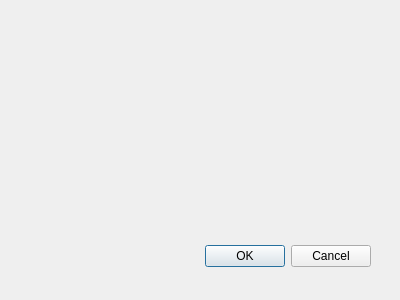
Qt form Server/Src/GUI/server.ui (pavelenodd/SKB_MO_Test) before a commit.
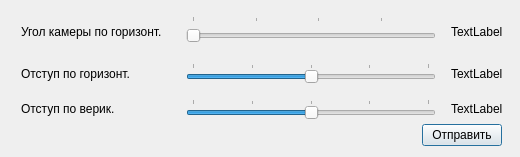
The same form after that commit.

Commit message: Сделал UI сервера (базовый)

What changed in the file:
```diff
--- a/Server/Src/GUI/server.ui
+++ b/Server/Src/GUI/server.ui
@@ -6,29 +6,312 @@
    <rect>
     <x>0</x>
     <y>0</y>
-    <width>400</width>
-    <height>300</height>
+    <width>520</width>
+    <height>157</height>
    </rect>
   </property>
+  <property name="sizePolicy">
+   <sizepolicy hsizetype="Fixed" vsizetype="Fixed">
+    <horstretch>0</horstretch>
+    <verstretch>0</verstretch>
+   </sizepolicy>
+  </property>
   <property name="windowTitle">
    <string>Dialog</string>
   </property>
-  <widget class="QDialogButtonBox" name="buttonBox">
-   <property name="geometry">
-    <rect>
-     <x>30</x>
-     <y>240</y>
-     <width>341</width>
-     <height>32</height>
-    </rect>
-   </property>
-   <property name="orientation">
-    <enum>Qt::Orientation::Horizontal</enum>
-   </property>
-   <property name="standardButtons">
-    <set>QDialogButtonBox::StandardButton::Cancel|QDialogButtonBox::StandardButton::Ok</set>
-   </property>
-  </widget>
+  <layout class="QFormLayout" name="formLayout_2">
+   <item row="0" column="0">
+    <layout class="QFormLayout" name="formLayout_3">
+     <property name="sizeConstraint">
+      <enum>QLayout::SizeConstraint::SetDefaultConstraint</enum>
+     </property>
+     <property name="horizontalSpacing">
+      <number>0</number>
+     </property>
+     <property name="verticalSpacing">
+      <number>0</number>
+     </property>
+     <property name="topMargin">
+      <number>0</number>
+     </property>
+     <item row="0" column="0">
+      <layout class="QHBoxLayout" name="AngleHBox">
+       <property name="spacing">
+        <number>15</number>
+       </property>
+       <property name="sizeConstraint">
+        <enum>QLayout::SizeConstraint::SetMaximumSize</enum>
+       </property>
+       <property name="leftMargin">
+        <number>10</number>
+       </property>
+       <property name="topMargin">
+        <number>5</number>
+       </property>
+       <property name="rightMargin">
+        <number>5</number>
+       </property>
+       <property name="bottomMargin">
+        <number>5</number>
+       </property>
+       <item>
+        <widget class="QLabel" name="AngleSliderLabel">
+         <property name="sizePolicy">
+          <sizepolicy hsizetype="Preferred" vsizetype="MinimumExpanding">
+           <horstretch>0</horstretch>
+           <verstretch>0</verstretch>
+          </sizepolicy>
+         </property>
+         <property name="minimumSize">
+          <size>
+           <width>150</width>
+           <height>0</height>
+          </size>
+         </property>
+         <property name="text">
+          <string>Угол камеры по горизонт.</string>
+         </property>
+        </widget>
+       </item>
+       <item>
+        <widget class="QSlider" name="AngleSlider">
+         <property name="enabled">
+          <bool>true</bool>
+         </property>
+         <property name="sizePolicy">
+          <sizepolicy hsizetype="Expanding" vsizetype="MinimumExpanding">
+           <horstretch>0</horstretch>
+           <verstretch>0</verstretch>
+          </sizepolicy>
+         </property>
+         <property name="minimumSize">
+          <size>
+           <width>250</width>
+           <height>0</height>
+          </size>
+         </property>
+         <property name="minimum">
+          <number>20</number>
+         </property>
+         <property name="maximum">
+          <number>50</number>
+         </property>
+         <property name="pageStep">
+          <number>1</number>
+         </property>
+         <property name="sliderPosition">
+          <number>20</number>
+         </property>
+         <property name="orientation">
+          <enum>Qt::Orientation::Horizontal</enum>
+         </property>
+         <property name="tickPosition">
+          <enum>QSlider::TickPosition::TicksAbove</enum>
+         </property>
+         <property name="tickInterval">
+          <number>8</number>
+         </property>
+        </widget>
+       </item>
+       <item>
+        <widget class="QLabel" name="AngleSliderDATA">
+         <property name="text">
+          <string>TextLabel</string>
+         </property>
+        </widget>
+       </item>
+      </layout>
+     </item>
+     <item row="1" column="0">
+      <layout class="QHBoxLayout" name="HorizHBox">
+       <property name="spacing">
+        <number>15</number>
+       </property>
+       <property name="leftMargin">
+        <number>10</number>
+       </property>
+       <property name="topMargin">
+        <number>5</number>
+       </property>
+       <property name="rightMargin">
+        <number>5</number>
+       </property>
+       <property name="bottomMargin">
+        <number>5</number>
+       </property>
+       <item>
+        <widget class="QLabel" name="HorizLabel">
+         <property name="sizePolicy">
+          <sizepolicy hsizetype="Preferred" vsizetype="MinimumExpanding">
+           <horstretch>0</horstretch>
+           <verstretch>0</verstretch>
+          </sizepolicy>
+         </property>
+         <property name="minimumSize">
+          <size>
+           <width>150</width>
+           <height>0</height>
+          </size>
+         </property>
+         <property name="text">
+          <string>Отступ по горизонт.</string>
+         </property>
+        </widget>
+       </item>
+       <item>
+        <widget class="QSlider" name="HorizSlider">
+         <property name="sizePolicy">
+          <sizepolicy hsizetype="MinimumExpanding" vsizetype="Fixed">
+           <horstretch>0</horstretch>
+           <verstretch>0</verstretch>
+          </sizepolicy>
+         </property>
+         <property name="minimumSize">
+          <size>
+           <width>250</width>
+           <height>0</height>
+          </size>
+         </property>
+         <property name="minimum">
+          <number>-100</number>
+         </property>
+         <property name="maximum">
+          <number>100</number>
+         </property>
+         <property name="singleStep">
+          <number>0</number>
+         </property>
+         <property name="tracking">
+          <bool>false</bool>
+         </property>
+         <property name="orientation">
+          <enum>Qt::Orientation::Horizontal</enum>
+         </property>
+         <property name="tickPosition">
+          <enum>QSlider::TickPosition::TicksAbove</enum>
+         </property>
+         <property name="tickInterval">
+          <number>50</number>
+         </property>
+        </widget>
+       </item>
+       <item>
+        <widget class="QLabel" name="HorizDATA">
+         <property name="text">
+          <string>TextLabel</string>
+         </property>
+        </widget>
+       </item>
+      </layout>
+     </item>
+     <item row="2" column="0">
+      <layout class="QHBoxLayout" name="VertIntHBox">
+       <property name="spacing">
+        <number>15</number>
+       </property>
+       <property name="leftMargin">
+        <number>10</number>
+       </property>
+       <property name="topMargin">
+        <number>5</number>
+       </property>
+       <property name="rightMargin">
+        <number>5</number>
+       </property>
+       <property name="bottomMargin">
+        <number>5</number>
+       </property>
+       <item>
+        <widget class="QLabel" name="VertLabel">
+         <property name="sizePolicy">
+          <sizepolicy hsizetype="MinimumExpanding" vsizetype="Minimum">
+           <horstretch>0</horstretch>
+           <verstretch>0</verstretch>
+          </sizepolicy>
+         </property>
+         <property name="minimumSize">
+          <size>
+           <width>150</width>
+           <height>0</height>
+          </size>
+         </property>
+         <property name="text">
+          <string>Отступ по верик.</string>
+         </property>
+        </widget>
+       </item>
+       <item>
+        <widget class="QSlider" name="VertSlider">
+         <property name="sizePolicy">
+          <sizepolicy hsizetype="MinimumExpanding" vsizetype="Fixed">
+           <horstretch>0</horstretch>
+           <verstretch>0</verstretch>
+          </sizepolicy>
+         </property>
+         <property name="minimumSize">
+          <size>
+           <width>250</width>
+           <height>0</height>
+          </size>
+         </property>
+         <property name="minimum">
+          <number>-100</number>
+         </property>
+         <property name="maximum">
+          <number>100</number>
+         </property>
+         <property name="orientation">
+          <enum>Qt::Orientation::Horizontal</enum>
+         </property>
+         <property name="tickPosition">
+          <enum>QSlider::TickPosition::TicksAbove</enum>
+         </property>
+         <property name="tickInterval">
+          <number>50</number>
+         </property>
+        </widget>
+       </item>
+       <item>
+        <widget class="QLabel" name="VertDATA">
+         <property name="text">
+          <string>TextLabel</string>
+         </property>
+        </widget>
+       </item>
+      </layout>
+     </item>
+     <item row="3" column="0">
+      <layout class="QFormLayout" name="formLayout">
+       <property name="leftMargin">
+        <number>411</number>
+       </property>
+       <property name="topMargin">
+        <number>0</number>
+       </property>
+       <property name="rightMargin">
+        <number>0</number>
+       </property>
+       <property name="bottomMargin">
+        <number>0</number>
+       </property>
+       <item row="0" column="0">
+        <widget class="QPushButton" name="SendPushButt">
+         <property name="sizePolicy">
+          <sizepolicy hsizetype="Fixed" vsizetype="Fixed">
+           <horstretch>0</horstretch>
+           <verstretch>0</verstretch>
+          </sizepolicy>
+         </property>
+         <property name="text">
+          <string>Отправить</string>
+         </property>
+        </widget>
+       </item>
+      </layout>
+     </item>
+    </layout>
+   </item>
+  </layout>
  </widget>
  <resources/>
  <connections>
```
Left out of the diff: 37 changed lines with no effect on the pictures.
